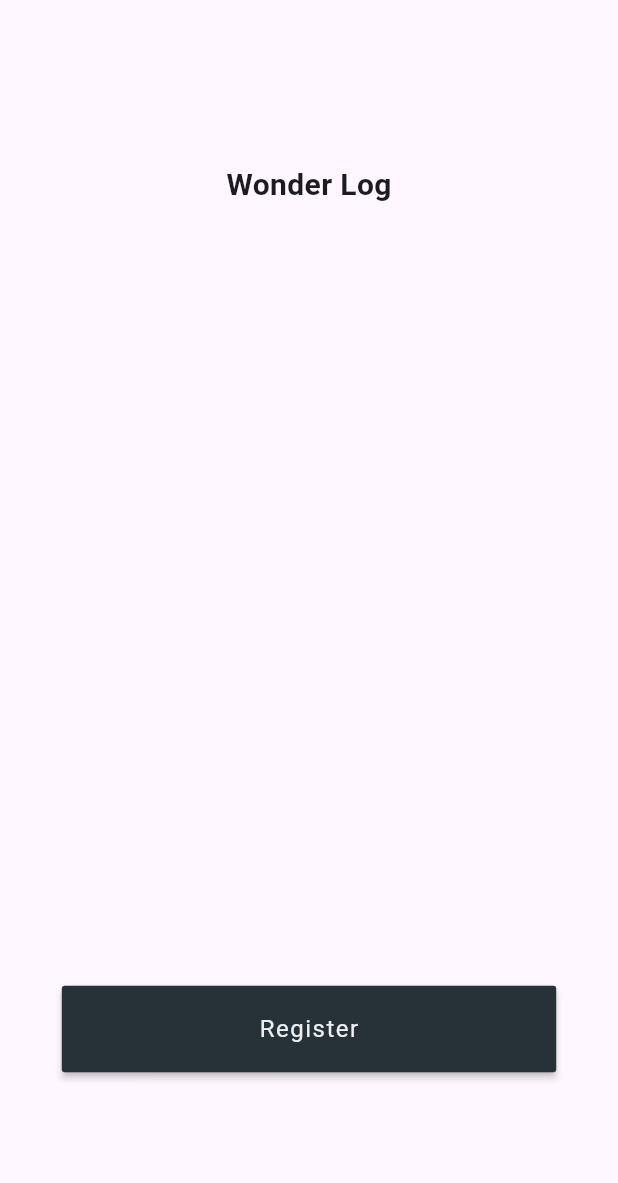
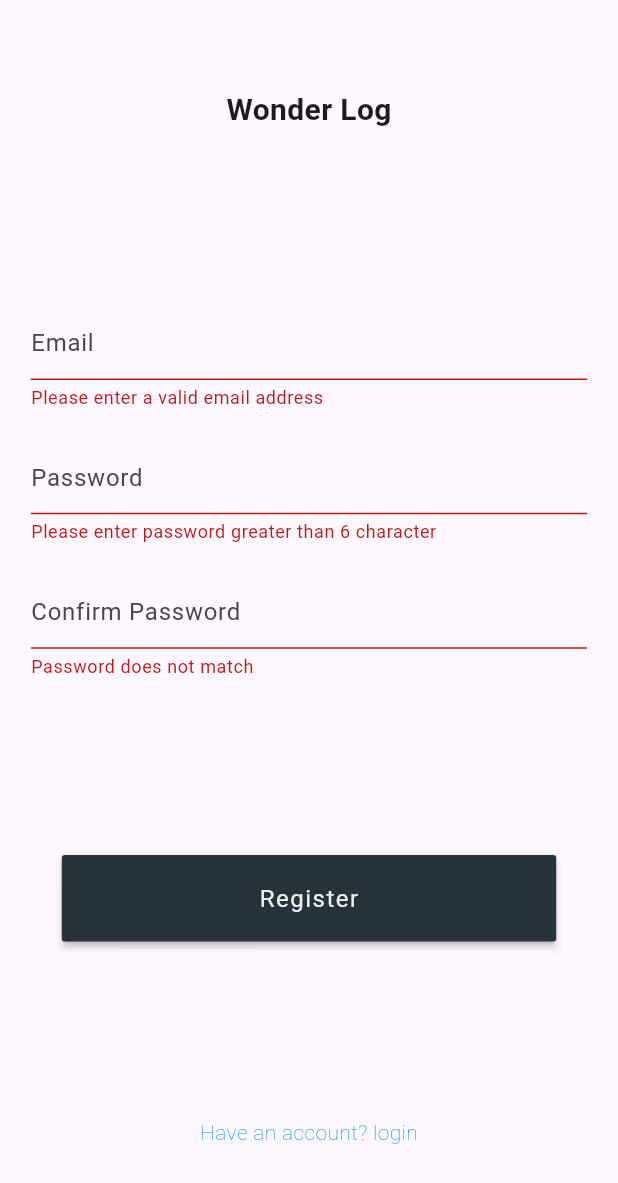
Before and after one commit to thisis-Solomon/wandar_log, a Flutter app: the SignUpPage screen opened by its route, after a tap on "Register", on a phone screen of 412 x 824 dp. Shown: the top 1183 px of the screen. Run offline on Flutter 3.47's test engine with Material 3 defaults, Android fonts, the phone set to English and light mode, and no system bars.

Commit message:
Update login and signup pages with improved user prompts and form validation

```diff
--- a/lib/pages/login_page.dart
+++ b/lib/pages/login_page.dart
@@ -118,7 +118,7 @@ class _LoginPageState extends State<LoginPage> {
     return GestureDetector(
       onTap: () => Navigator.pushNamed(context, 'register'),
       child: Text(
-        "Don't have an account?",
+        "Don't have an account? Register",
         style: TextStyle(
           color: Colors.blue,
           fontSize: 14,
--- a/lib/pages/signup_page.dart
+++ b/lib/pages/signup_page.dart
@@ -11,6 +11,12 @@ class SignUpPage extends StatefulWidget {
 
 class _SignUpPageState extends State<SignUpPage> {
   double? _widthDevice, _heightDevice;
+  final GlobalKey<FormState> _registerFormKey = GlobalKey<FormState>();
+
+  String? _emailInput;
+  String? _firstPasswordInput;
+  String? _confirmPasswordInput;
+
   @override
   Widget build(BuildContext context) {
     _widthDevice = MediaQuery.of(context).size.width;
@@ -19,7 +25,7 @@ class _SignUpPageState extends State<SignUpPage> {
     return Scaffold(
       body: SafeArea(
         child: Container(
-          padding: EdgeInsets.symmetric(vertical: _widthDevice! * 0.05),
+          padding: EdgeInsets.symmetric(horizontal: _widthDevice! * 0.05),
           child: Center(
             child: Column(
               mainAxisAlignment: MainAxisAlignment.spaceAround,
@@ -29,6 +35,7 @@ class _SignUpPageState extends State<SignUpPage> {
                 _titleWidget(),
                 _registerFormWidget(),
                 _registeButton(),
+                _loginTextLink(),
               ],
             ),
           ),
@@ -46,21 +53,80 @@ class _SignUpPageState extends State<SignUpPage> {
 
   _registerFormWidget() {
     return SizedBox(
-      height: _heightDevice! * 0.20,
+      height: _heightDevice! * 0.30,
       child: Form(
+        key: _registerFormKey,
         child: Column(
           mainAxisAlignment: MainAxisAlignment.spaceBetween,
           mainAxisSize: MainAxisSize.max,
           crossAxisAlignment: CrossAxisAlignment.center,
-          children: [],
+          children: [
+            _textEmailFormField(),
+            _textPasswordFormField(),
+            _confirmPasswordFormField(),
+          ],
         ),
       ),
     );
   }
 
+  Widget _textEmailFormField() {
+    return TextFormField(
+      onSaved: (value) {
+        setState(() {
+          _emailInput = value;
+        });
+      },
+      decoration: InputDecoration(hintText: "Email"),
+      keyboardType: TextInputType.emailAddress,
+      validator: (value) {
+        bool results = value!.contains(
+          RegExp(r'^[a-zA-Z0-9._%+-]+@[a-zA-Z0-9.-]+\.[a-zA-Z]{2,4}$'),
+        );
+        if (!results) {
+          return "Please enter a valid email address";
+        }
+        return null;
+      },
+    );
+  }
+
+  Widget _textPasswordFormField() {
+    return TextFormField(
+      onSaved: (value) {
+        setState(() {
+          _firstPasswordInput = value;
+        });
+      },
+      decoration: InputDecoration(hintText: "Password"),
+      keyboardType: TextInputType.emailAddress,
+      validator: (value) => value!.length > 6
+          ? null
+          : "Please enter password greater than 6 character",
+    );
+  }
+
+  Widget _confirmPasswordFormField() {
+    return TextFormField(
+      onSaved: (value) {
+        setState(() {
+          _confirmPasswordInput = value;
+        });
+      },
+      decoration: InputDecoration(hintText: "Confirm Password"),
+      keyboardType: TextInputType.emailAddress,
+      validator: (value) =>
+          value! == _firstPasswordInput ? null : "Password does not match",
+    );
+  }
+
   _registeButton() {
     return MaterialButton(
-      onPressed: () {},
+      onPressed: () {
+        if (_registerFormKey.currentState!.validate()) {
+          _registerFormKey.currentState!.save();
+        }
+      },
       minWidth: _widthDevice! * 0.80,
       height: _heightDevice! * 0.07,
       color: Colors.blueGrey[900],
@@ -75,4 +141,18 @@ class _SignUpPageState extends State<SignUpPage> {
       ),
     );
   }
+
+  Widget _loginTextLink() {
+    return GestureDetector(
+      onTap: () => Navigator.pushNamed(context, 'login'),
+      child: Text(
+        "Have an account? login",
+        style: TextStyle(
+          color: Colors.blue,
+          fontSize: 14,
+          fontWeight: FontWeight.w200,
+        ),
+      ),
+    );
+  }
 }
```
